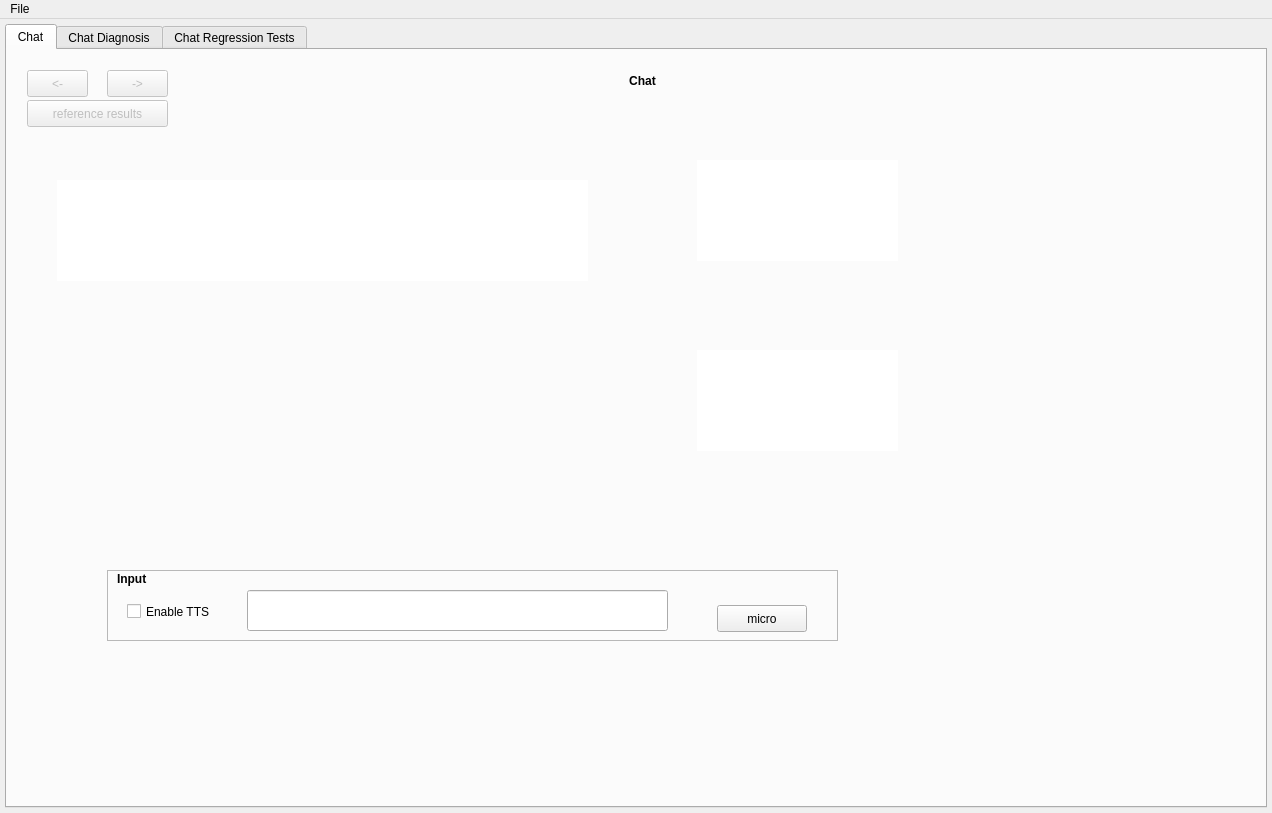
carloacu/onsem-with-contextualplanner-tests, file voicebotgui/src/mainwindow.ui: the form before one commit.
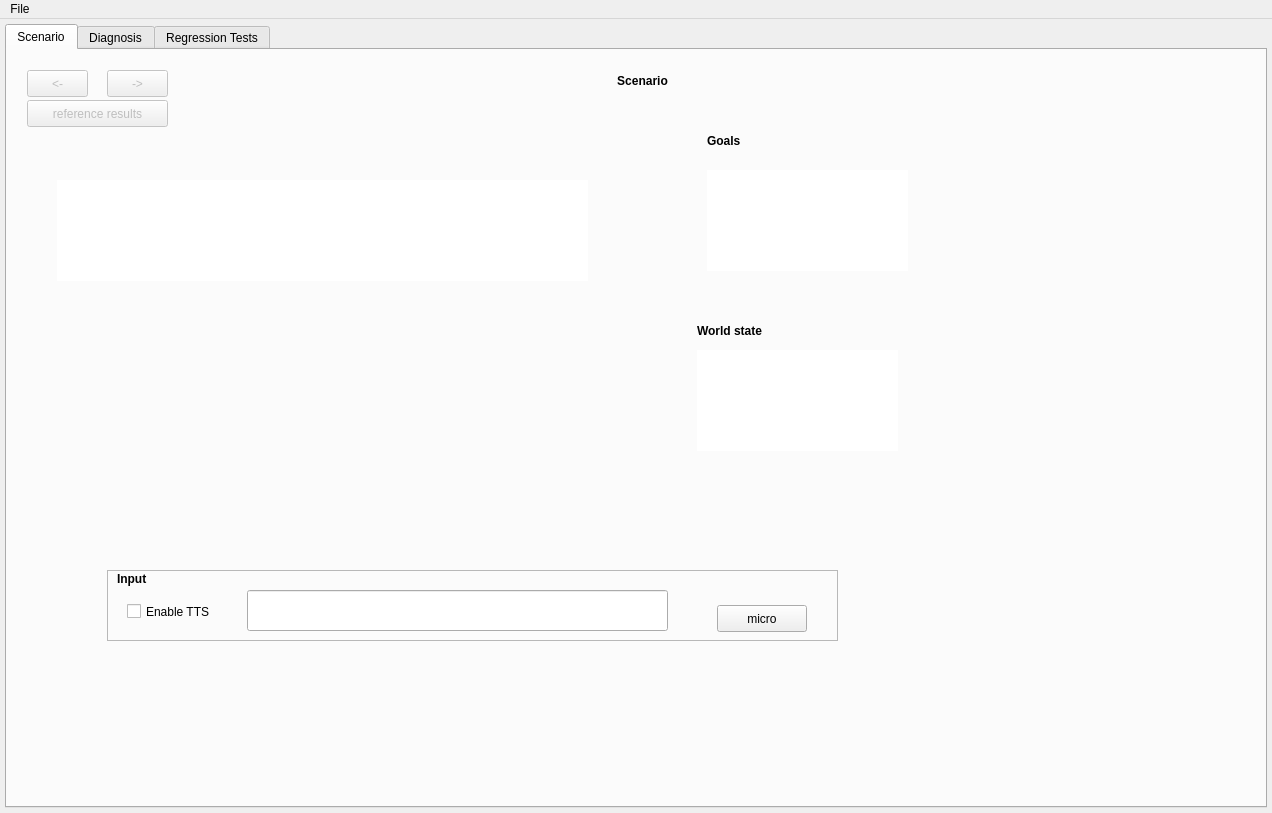
The form after the commit.

Patch:
```diff
--- a/voicebotgui/src/mainwindow.ui
+++ b/voicebotgui/src/mainwindow.ui
@@ -40,7 +40,7 @@
       </property>
       <widget class="QWidget" name="tab_Chat">
        <attribute name="title">
-        <string>Chat</string>
+        <string>Scenario</string>
        </attribute>
        <widget class="QFrame" name="frame_history_asr">
         <property name="geometry">
@@ -171,7 +171,7 @@
          </font>
         </property>
         <property name="text">
-         <string>Chat</string>
+         <string>Scenario</string>
         </property>
         <property name="alignment">
          <set>Qt::AlignCenter</set>
@@ -231,8 +231,8 @@
        <widget class="QTextBrowser" name="textBrowser_goals">
         <property name="geometry">
          <rect>
-          <x>690</x>
-          <y>110</y>
+          <x>700</x>
+          <y>120</y>
           <width>201</width>
           <height>101</height>
          </rect>
@@ -296,10 +296,52 @@
          <set>Qt::LinksAccessibleByKeyboard|Qt::LinksAccessibleByMouse|Qt::TextBrowserInteraction|Qt::TextSelectableByKeyboard|Qt::TextSelectableByMouse</set>
         </property>
        </widget>
+       <widget class="QLabel" name="label_goals">
+        <property name="geometry">
+         <rect>
+          <x>700</x>
+          <y>80</y>
+          <width>191</width>
+          <height>21</height>
+         </rect>
+        </property>
+        <property name="font">
+         <font>
+          <bold>true</bold>
+         </font>
+        </property>
+        <property name="text">
+         <string>Goals</string>
+        </property>
+        <property name="alignment">
+         <set>Qt::AlignLeading|Qt::AlignLeft|Qt::AlignVCenter</set>
+        </property>
+       </widget>
+       <widget class="QLabel" name="label_world_state">
+        <property name="geometry">
+         <rect>
+          <x>690</x>
+          <y>270</y>
+          <width>191</width>
+          <height>21</height>
+         </rect>
+        </property>
+        <property name="font">
+         <font>
+          <bold>true</bold>
+         </font>
+        </property>
+        <property name="text">
+         <string>World state</string>
+        </property>
+        <property name="alignment">
+         <set>Qt::AlignLeading|Qt::AlignLeft|Qt::AlignVCenter</set>
+        </property>
+       </widget>
       </widget>
       <widget class="QWidget" name="tab_chatdiagnosis">
        <attribute name="title">
-        <string>Chat Diagnosis</string>
+        <string>Diagnosis</string>
        </attribute>
        <widget class="QTextBrowser" name="textBrowser_PrintMemory">
         <property name="geometry">
@@ -360,7 +402,7 @@
       </widget>
       <widget class="QWidget" name="tab_2">
        <attribute name="title">
-        <string>Chat Regression Tests</string>
+        <string>Regression Tests</string>
        </attribute>
        <widget class="QPushButton" name="pushButton_History_compareResults">
         <property name="enabled">
```
Left out of the diff: 2 changed lines with no effect on the pictures.
